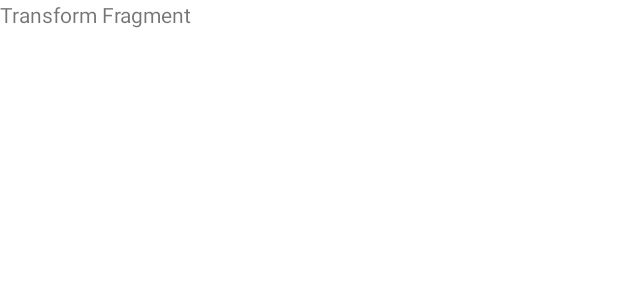
After one commit to ael-in/TanviLab3, an Android app: the layout s301044096fragment.xml on its own in the app's theme, with its tools: preview values and no code run, on a phone screen of 412 x 824 dp. The commit adds this screen. Shown: the top 300 px of the screen. Run offline under Robolectric (Android 15) with nearby library versions, the phone set to English and light mode, and no system bars.

Commit message:
Third Commit
Created three fragments and the tabs are functional. Content in the tabs is still to be done.

```diff
--- a/app/build.gradle
+++ b/app/build.gradle
@@ -1,5 +1,10 @@
 plugins {
     id 'com.android.application'
+}
+
+repositories {
+    google()
+    jcenter()
 }
 
 android {
@@ -31,7 +36,6 @@ android {
 dependencies {
 
     implementation 'androidx.appcompat:appcompat:1.2.0'
-    implementation 'androidx.appcompat:design:1.2.0'
     implementation 'com.google.android.material:material:1.2.1'
     implementation 'androidx.constraintlayout:constraintlayout:2.0.2'
     testImplementation 'junit:junit:4.+'
--- /dev/null
+++ b/app/src/main/res/layout/s301044096fragment.xml
@@ -0,0 +1,11 @@
+<?xml version="1.0" encoding="utf-8"?>
+<RelativeLayout xmlns:android="http://schemas.android.com/apk/res/android"
+    android:layout_width="match_parent" android:layout_height="match_parent">
+
+    <TextView
+        android:layout_width="wrap_content"
+        android:layout_height="wrap_content"
+        android:text="Transform Fragment"/>
+
+
+</RelativeLayout>
--- a/build.gradle
+++ b/build.gradle
@@ -5,7 +5,7 @@ buildscript {
         jcenter()
     }
     dependencies {
-        classpath "com.android.tools.build:gradle:4.1.0"
+        classpath 'com.android.tools.build:gradle:3.6.3'
 
         // NOTE: Do not place your application dependencies here; they belong
         // in the individual module build.gradle files
```
Also changed, not shown: app/src/main/java/tanvi/tanvi/s301044096/s301044096fragment.java (added, +19 -0 lines), app/src/main/java/tanvi/tanvi/s301044096/tanviActivity.java (+33 -0 lines), app/src/main/java/tanvi/tanvi/s301044096/tanviifragment.java (added, +19 -0 lines), app/src/main/res/layout/tanviifragment.xml (added, +11 -0 lines), gradle/wrapper/gradle-wrapper.properties.
